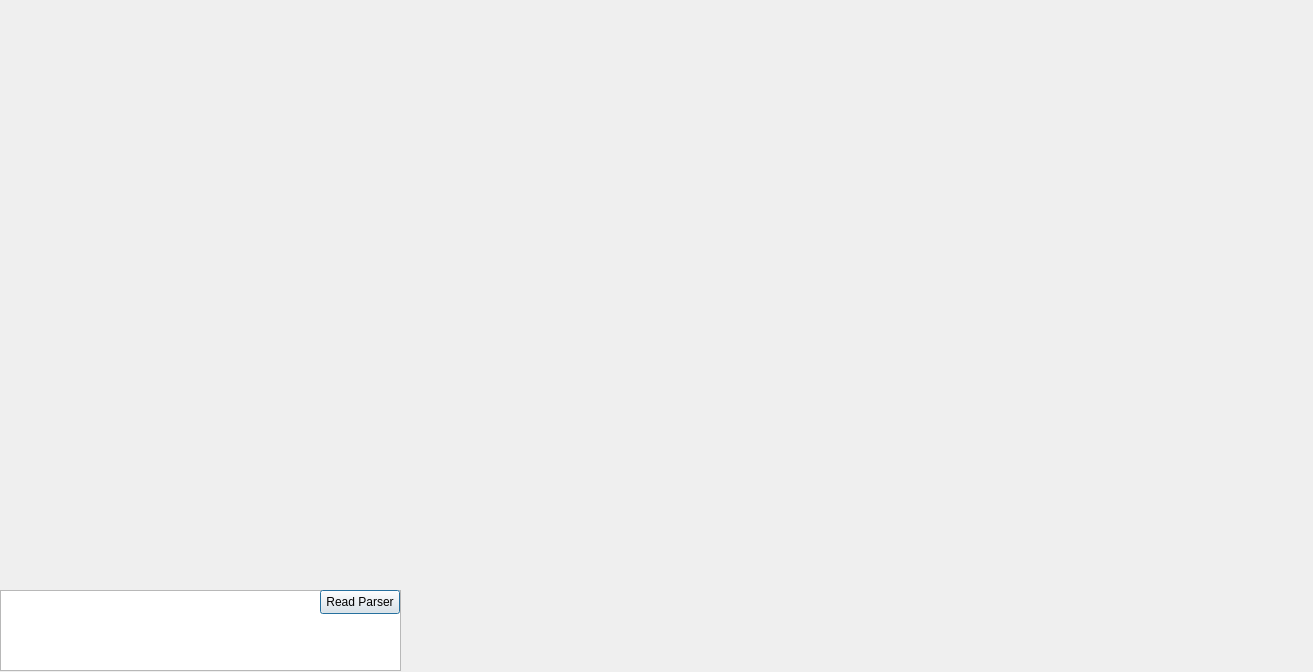
The window that 2DGraphicsModeler/modelerapp.ui (hoonman/qties) describes before a commit, drawn with Qt 5.
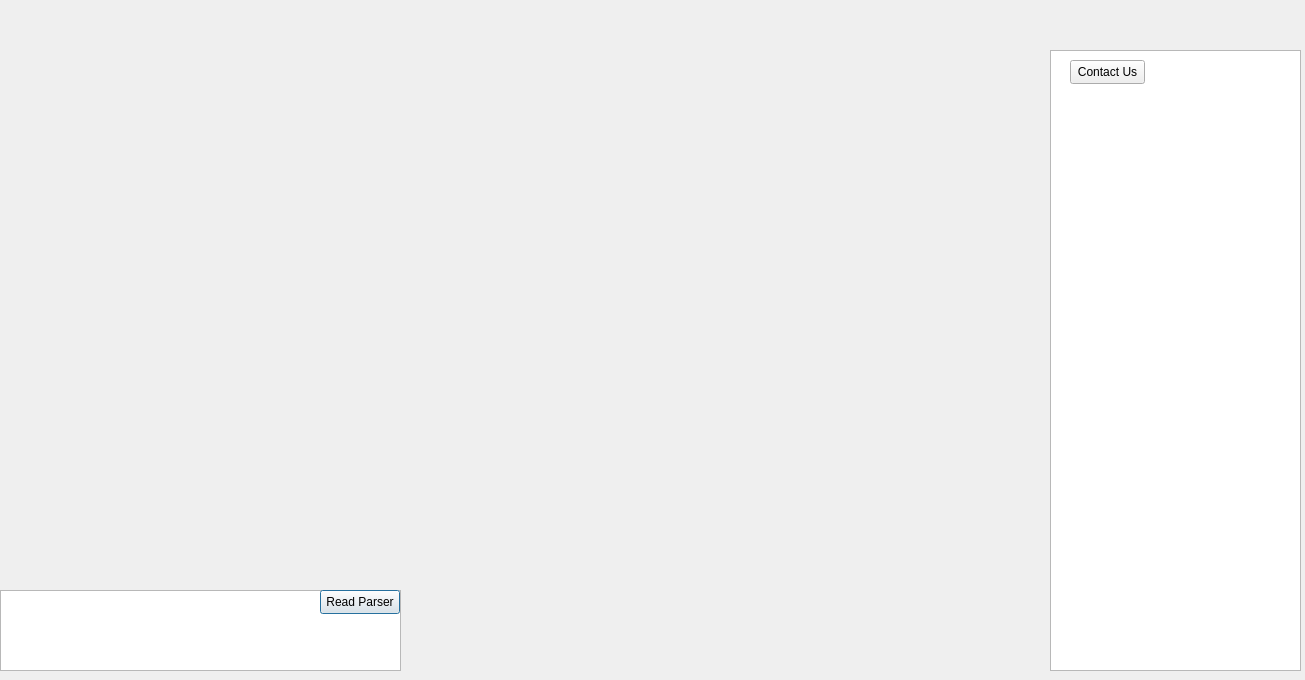
The same window after the commit.

Commit message: //contact information upon a press

Diff of the .ui file:
```diff
--- a/2DGraphicsModeler/modelerapp.ui
+++ b/2DGraphicsModeler/modelerapp.ui
@@ -6,8 +6,8 @@
    <rect>
     <x>0</x>
     <y>0</y>
-    <width>1313</width>
-    <height>672</height>
+    <width>1305</width>
+    <height>680</height>
    </rect>
   </property>
   <property name="windowTitle">
@@ -36,6 +36,37 @@
     <string>Read Parser</string>
    </property>
   </widget>
+  <widget class="QGraphicsView" name="graphicsView_2">
+   <property name="geometry">
+    <rect>
+     <x>1050</x>
+     <y>50</y>
+     <width>251</width>
+     <height>621</height>
+    </rect>
+   </property>
+  </widget>
+  <widget class="QPushButton" name="pushButton">
+   <property name="geometry">
+    <rect>
+     <x>1070</x>
+     <y>60</y>
+     <width>75</width>
+     <height>24</height>
+    </rect>
+   </property>
+   <property name="text">
+    <string>Contact Us</string>
+   </property>
+  </widget>
+  <action name="actionContact_Us">
+   <property name="text">
+    <string>Contact Us</string>
+   </property>
+   <property name="toolTip">
+    <string>The Qties</string>
+   </property>
+  </action>
  </widget>
  <resources/>
  <connections/>
```
The commit also changes 161 other files.
